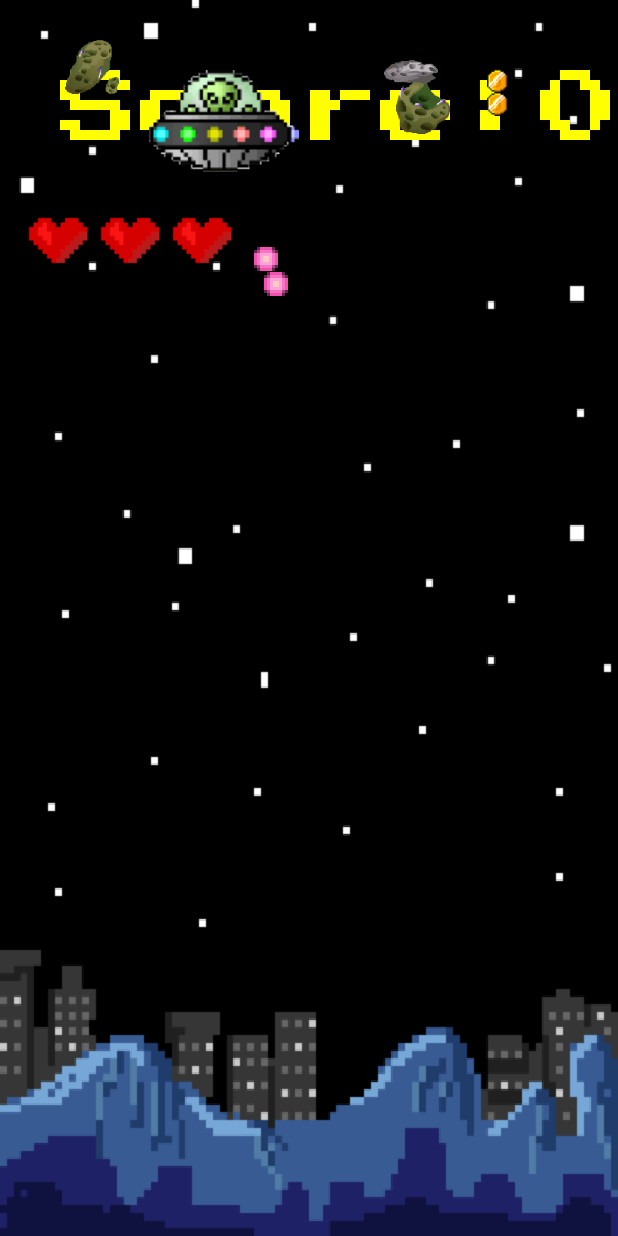
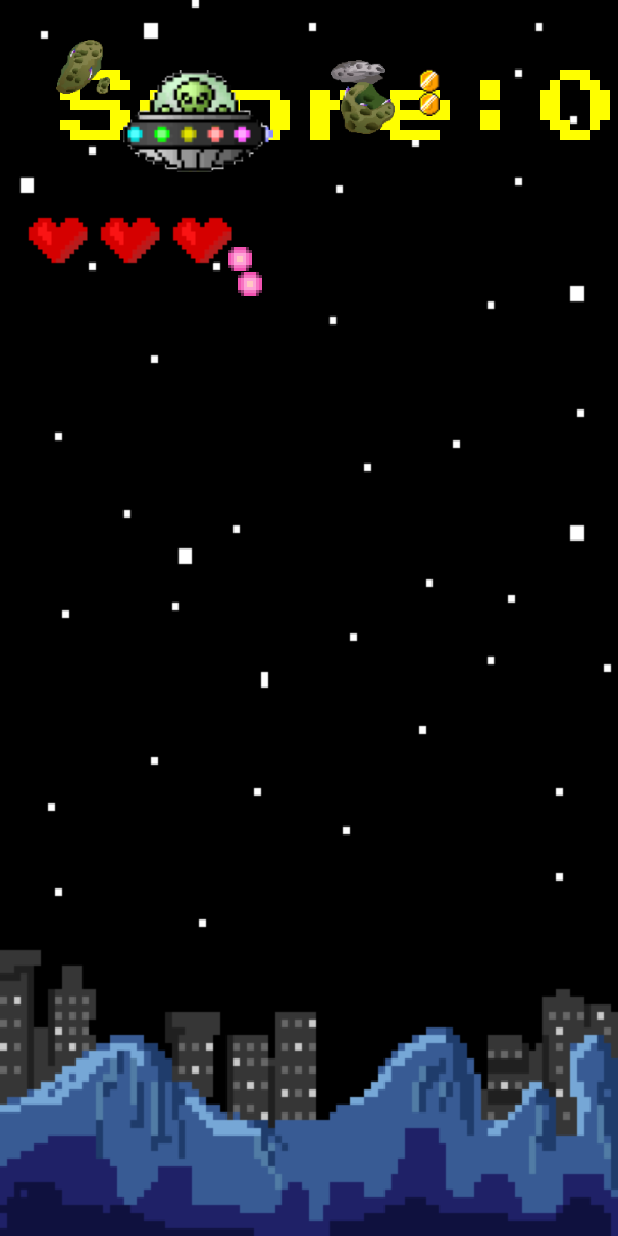
Before and after one commit to tomersh9/DoodleRocket, an Android app: the MainActivity screen opened directly, with no data from a screen before it, on a phone screen of 412 x 824 dp. Run offline under Robolectric (Android 15) with nearby library versions, the light colour scheme and no system bars; libraries missing offline, so code that uses them is left out: com.daimajia.androidanimations.

Commit message:
screen ratio problem

```diff
--- a/app/src/main/java/com/example/doodlerocket/Activities/HomeActivity.java
+++ b/app/src/main/java/com/example/doodlerocket/Activities/HomeActivity.java
@@ -6,6 +6,7 @@
 import android.content.SharedPreferences;
 import android.os.Bundle;
 import android.view.View;
+import android.view.WindowManager;
 import android.widget.Button;
 import android.widget.TextView;
 
@@ -23,6 +24,8 @@
     protected void onCreate(@Nullable Bundle savedInstanceState) {
         super.onCreate(savedInstanceState);
         setContentView(R.layout.home_activity);
+
+        getWindow().setFlags(WindowManager.LayoutParams.FLAG_FULLSCREEN, WindowManager.LayoutParams.FLAG_FULLSCREEN);
 
         Button playBtn = findViewById(R.id.play_btn);
         playBtn.setOnClickListener(new View.OnClickListener() {
--- a/app/src/main/java/com/example/doodlerocket/GameObjects/Player.java
+++ b/app/src/main/java/com/example/doodlerocket/GameObjects/Player.java
@@ -11,6 +11,7 @@
 public class Player implements IGameObjects {
 
     private int x,y;
+    private int width, height;
     private int minX, maxX;
     private int health;
     private Bitmap playerBitmap;
@@ -24,8 +25,13 @@
 
         //scaled bitmap
         playerBitmap = BitmapFactory.decodeResource(resources, skinID);
-        int width = playerBitmap.getWidth()/2;
-        int height = playerBitmap.getHeight()/2;
+        width = playerBitmap.getWidth()/2;
+        height = playerBitmap.getHeight()/2;
+
+        //fit all screen sizes
+        width *= (int) screenRatioX;
+        height *= (int) screenRatioY;
+
         playerBitmap = Bitmap.createScaledBitmap(playerBitmap,width,height,false);
 
         //bounds of player in screen
--- a/app/src/main/java/com/example/doodlerocket/GameView.java
+++ b/app/src/main/java/com/example/doodlerocket/GameView.java
@@ -39,7 +39,7 @@
     int money;
 
     private int screenX, screenY;
-    private float screenRatioX,screenRatioY;
+    public float screenRatioX,screenRatioY;
 
     //player
     Player player;
```
